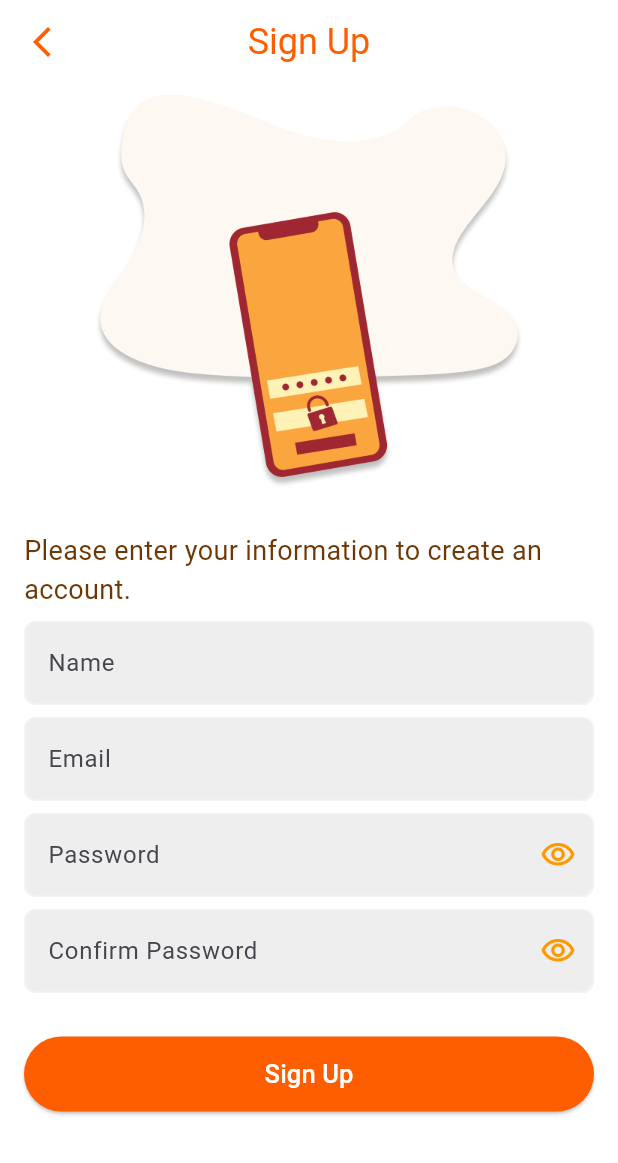
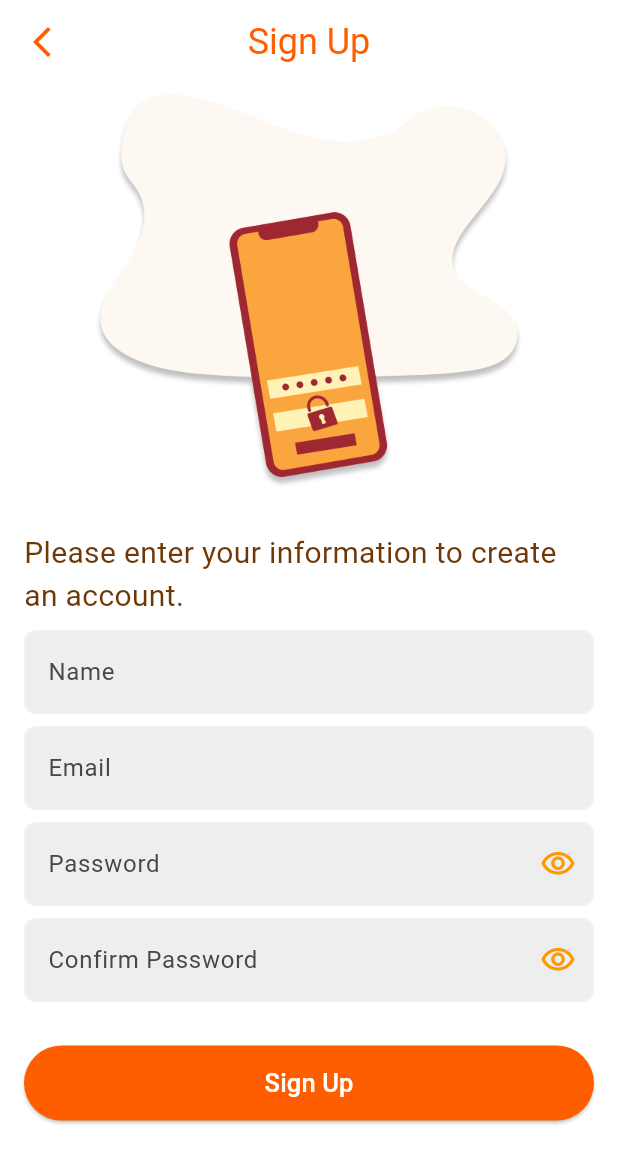
Before and after one commit to ranamohyy/retail_app_training_cis, a Flutter app: the SignUpScreen screen opened directly, on a phone screen of 412 x 824 dp. Shown: the top 1163 px of the screen. Run offline on Flutter 3.47's test engine with Material 3 defaults, Android fonts, the phone set to English and light mode, and no system bars; our stand-ins replace flutter_svg.

Commit message:
refactor code

```diff
--- /dev/null
+++ b/lib/core/helpers/app_colors.dart
@@ -0,0 +1,12 @@
+import 'package:flutter/material.dart';
+
+class AppColors{
+  static const primaryColor=Color(0xffFF5E00);
+  static const secondColor=Color(0xff6D3805);
+  static const textFieldColor=Color(0xffF3F3F3);
+  static const greyColor=Color(0xff929292);
+  static const greenColor=Color(0xff5EC401);
+  static const scaffoldBackGroundColor=Colors.white;
+
+
+}
--- a/lib/features/sign_up/view.dart
+++ b/lib/features/sign_up/view.dart
@@ -1,10 +1,12 @@
 import 'package:flutter/material.dart';
+import 'package:hello_flutter/core/helpers/app_assets.dart';
+import 'package:hello_flutter/core/helpers/app_colors.dart';
 import 'package:hello_flutter/core/helpers/app_elevated_button.dart';
 import 'package:hello_flutter/core/helpers/app_field.dart';
+import 'package:hello_flutter/core/helpers/app_styles.dart';
 
 class SignUpScreen extends StatelessWidget {
   const SignUpScreen({super.key});
-
   @override
   Widget build(BuildContext context) {
     return Scaffold(
@@ -15,18 +17,14 @@ class SignUpScreen extends StatelessWidget {
         backgroundColor: Colors.white,
         title: Text(
           "Sign Up",
-          style: TextStyle(
-            fontSize: 24,
-            fontWeight: FontWeight.w400,
-            color: Color(0xffFF5E00),
-          ),
+          style:AppTextStyles.kTextAppBarStyle,
         ),
         centerTitle: true,
         leading: GestureDetector(
           onTap: () {},
           child: Icon(
             Icons.arrow_back_ios_new,
-            color: Color(0xffFF5E00),
+            color: AppColors.primaryColor,
           ),
         ),
       ),
@@ -40,7 +38,7 @@ class SignUpScreen extends StatelessWidget {
                 height: 7,
               ),
               Image.asset(
-                "assets/images/signUp.png",
+                AppImages.signUpImage,
                 height: 278,
                 width: 278,
                 fit: BoxFit.scaleDown,
@@ -50,11 +48,7 @@ class SignUpScreen extends StatelessWidget {
               ),
               Text(
                 "Please enter your information to create an account.",
-                style: TextStyle(
-                    color: Color(0xff6D3805),
-                    fontSize: 18,
-                    fontWeight: FontWeight.w400),
-              ),
+                style:AppTextStyles.kHeadText20,),
               SizedBox(
                 height: 8,
               ),
```
Also changed, not shown: lib/features/sign_in/view.dart (+10 -23 lines).
